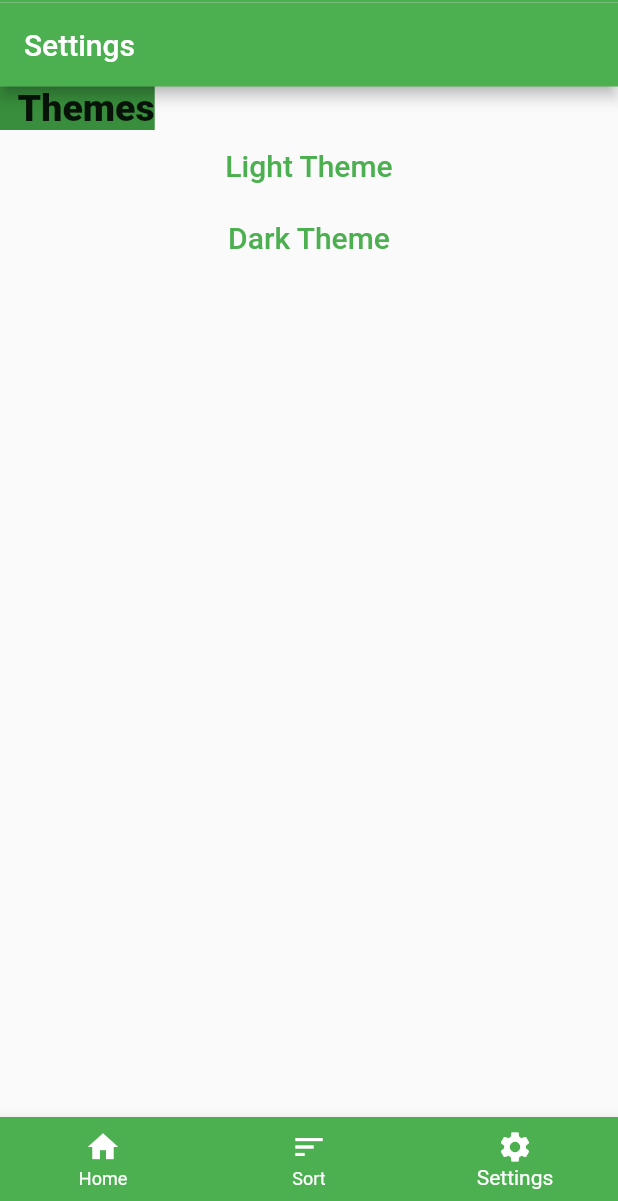
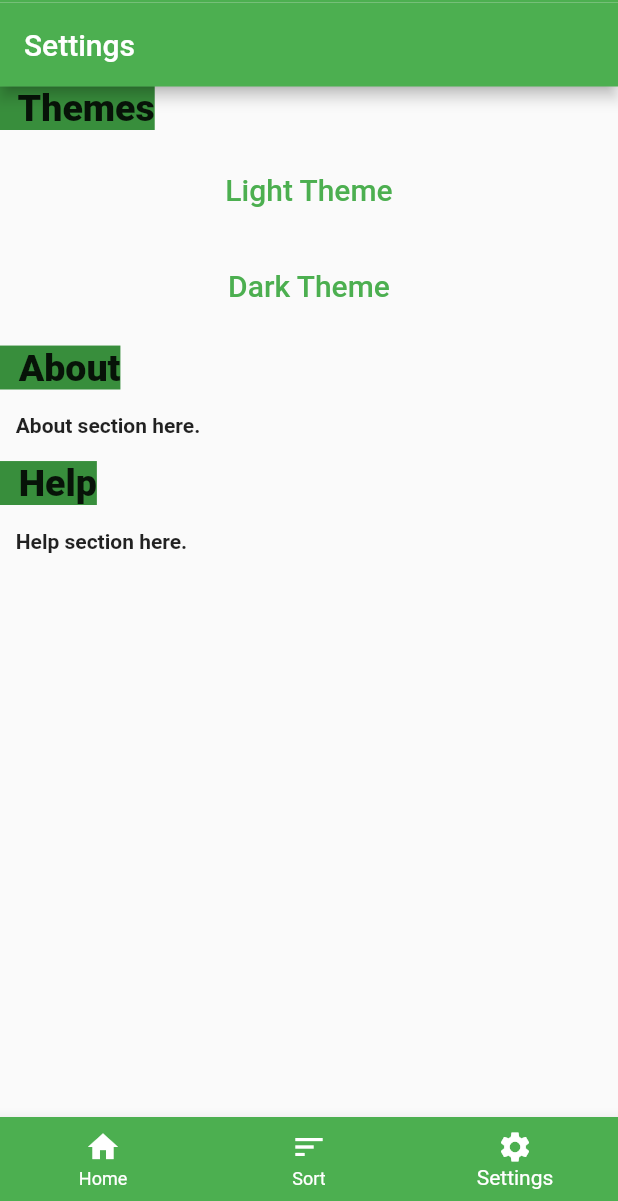
Before and after one commit to OmarIT555/NextStepPlanningApp, a Flutter app: the screen it shows after launch, item 3 of the bottom bar chosen, after a tap on "Light Theme", on a phone screen of 412 x 824 dp, the part 35-1236 px from its top. Run offline on Flutter 3.47's test engine with Material 2 defaults, Android fonts, the phone set to English and light mode, and no system bars; our stand-ins replace flutter_bloc, shared_preferences, sqflite; accounts and stored records are empty; statements that could not run were skipped.

Commit message:
created About and Help section in the Settings page

```diff
--- a/lib/Settings.dart
+++ b/lib/Settings.dart
@@ -1,4 +1,3 @@
-//import 'dart:html';
 import 'package:flutter/cupertino.dart';
 import 'package:flutter/material.dart';
 import 'package:next_step_planning/home_screen.dart';
@@ -23,32 +22,81 @@ class Settings extends StatelessWidget {
               ),
 
               Align(
+                alignment: Alignment.centerLeft,
+                child: Text(""),
+              ),
+
+              Align(
                 alignment: Alignment.center,
                 child:
                 TextButton(
                     child: Text('Light Theme', style: TextStyle(color: Colors.green, fontSize: 20)),
-                    onPressed: () =>
-                    {
-                      _themeChanger.setTheme(getTheme(0)),
-                      //ThemePrefs().savePrefs(0),
-                      //ThemePrefs().getThemeNumber()
-                    }
-                    ),
+                    onPressed: () => _themeChanger.setTheme(ThemeData.light().copyWith(
+                      accentColor: Colors.green,
+                      primaryColor: Colors.green,
+                    ))),
+              ),
+
+              Align(
+                alignment: Alignment.centerLeft,
+                child: Text(""),
               ),
 
               Align(
                 alignment: Alignment.center,
                 child: TextButton(
                     child: Text('Dark Theme', style: TextStyle(color: Colors.green, fontSize: 20)),
-                    onPressed: () =>
-                    {
-                      _themeChanger.setTheme(getTheme(1)),
-                      //ThemePrefs().savePrefs(1),
-                      //ThemePrefs().getThemeNumber()
-                    }
-                    ),
-              )
+                    onPressed: () => _themeChanger.setTheme(ThemeData.dark().copyWith(
+                        accentColor: Colors.green,
+                        primaryColor: Colors.green))),
+              ),
 
+              Align(
+                alignment: Alignment.centerLeft,
+                child: Text(""),
+              ),
+
+              Align(
+                alignment: Alignment.centerLeft,
+                child: Text("  About                                                                                                                                                                                                                                                                                                ",
+                    style: TextStyle(fontSize: 25, fontWeight: FontWeight.w800, backgroundColor: Colors.green.shade700)),
+              ),
+
+              Align(
+                alignment: Alignment.centerLeft,
+                child: Text(""),
+              ),
+
+              Align(
+                alignment: Alignment.centerLeft,
+                child: Text("   About section here.", style: TextStyle(fontSize: 14, fontWeight: FontWeight.w600)),
+              ),
+
+              Align(
+                alignment: Alignment.centerLeft,
+                child: Text(""),
+              ),
+
+              Align(
+                alignment: Alignment.centerLeft,
+                child: Text("  Help                                                                                                                                                                                                                                                                                                ",
+                    style: TextStyle(fontSize: 25, fontWeight: FontWeight.w800, backgroundColor: Colors.green.shade700)),
+              ),
+
+              Align(
+                alignment: Alignment.centerLeft,
+                child: Text("" ),
+              ),
+
+              Align(
+                alignment: Alignment.centerLeft,
+                child: Text("   Help section here.", style: TextStyle(fontSize: 14, fontWeight: FontWeight.w600)),
+              ),
+
+              Align(
+                alignment: Alignment.centerLeft,
+                child: Text(""),
+              ),
 
             ],
           ),
--- a/lib/Task.dart
+++ b/lib/Task.dart
@@ -1,6 +1,6 @@
  import 'dart:ui';
 
-import 'package:next_step_planning/db/database.dart';
+import 'file:///C:/Users/amina/OneDrive/Desktop/NextStepPlanningApp/lib/database.dart';
 
 class Task  {
       int id;
--- a/lib/db/database.dart
+++ b/lib/database.dart
@@ -2,7 +2,7 @@ import 'package:path/path.dart';
 import 'package:sqflite/sqflite.dart';
 import 'package:sqflite/sqlite_api.dart';
 
-import '../Task.dart';
+import 'Task.dart';
 
 class DataBase {
   static const String TABLE_TASK = "task";
--- a/lib/home_screen.dart
+++ b/lib/home_screen.dart
@@ -1,6 +1,6 @@
 import 'package:flutter/material.dart';
 import 'package:next_step_planning/Settings.dart';
-import 'package:next_step_planning/db/database.dart';
+import 'file:///C:/Users/amina/OneDrive/Desktop/NextStepPlanningApp/lib/database.dart';
 import 'package:next_step_planning/task_details_screen.dart';
 import 'package:flutter_bloc/flutter_bloc.dart';
 import 'package:shared_preferences/shared_preferences.dart';
--- a/lib/main.dart
+++ b/lib/main.dart
@@ -3,26 +3,25 @@ import 'package:next_step_planning/Sort.dart';
 import 'package:next_step_planning/task_details_screen.dart';
 import 'package:next_step_planning/theme.dart';
 import 'package:provider/provider.dart';
-import 'package:shared_preferences/shared_preferences.dart';
-
 import 'Settings.dart';
 import 'home_screen.dart';
 import 'Sort.dart';
 
 void main() => runApp(MyApp());
 
+
 class MyApp extends StatelessWidget {
-  // This widget is the root of your application.
+
   @override
   Widget build(BuildContext context) {
     return ChangeNotifierProvider<ThemeChanger>(
-      create: (_) => ThemeChanger(  getTheme(1) ),
+      create: (_) => ThemeChanger(ThemeData.light().copyWith(accentColor: Colors.green, primaryColor: Colors.green)),
       child: new MaterialAppWithTheme(),
     );
   }
 }
+class MaterialAppWithTheme extends StatelessWidget {
 
-class MaterialAppWithTheme extends StatelessWidget {
   @override
   Widget build(BuildContext context) {
     final theme = Provider.of<ThemeChanger>(context);
@@ -74,8 +73,6 @@ class _NSP_NavigationBarState extends State<NSP_NavigationBar> {
 
   @override
   Widget build(BuildContext context) {
-    //ThemeChanger _themeChanger = Provider.of<ThemeChanger>(context);
-   // _themeChanger.setTheme(getTheme(ThemePrefs().getThemeNumber()));
     return new Scaffold(
         /*appBar: AppBar(
             centerTitle: true,
--- a/lib/task_details_screen.dart
+++ b/lib/task_details_screen.dart
@@ -1,6 +1,6 @@
 import 'package:flutter/cupertino.dart';
 import 'package:flutter/material.dart';
-import 'package:next_step_planning/db/database.dart';
+import 'file:///C:/Users/amina/OneDrive/Desktop/NextStepPlanningApp/lib/database.dart';
 import 'Task.dart';
 import 'customColorPicker.dart';
 import 'package:intl/intl.dart';
--- a/pubspec.yaml
+++ b/pubspec.yaml
@@ -36,10 +36,11 @@ dependencies:
   provider:
 
 
+
 dev_dependencies:
   flutter_test:
     sdk: flutter
-
+syncfunction_flutter_calendar: ^18.4.46
 # For information on the generic Dart part of this file, see the
 # following page: https://dart.dev/tools/pub/pubspec
 
```
